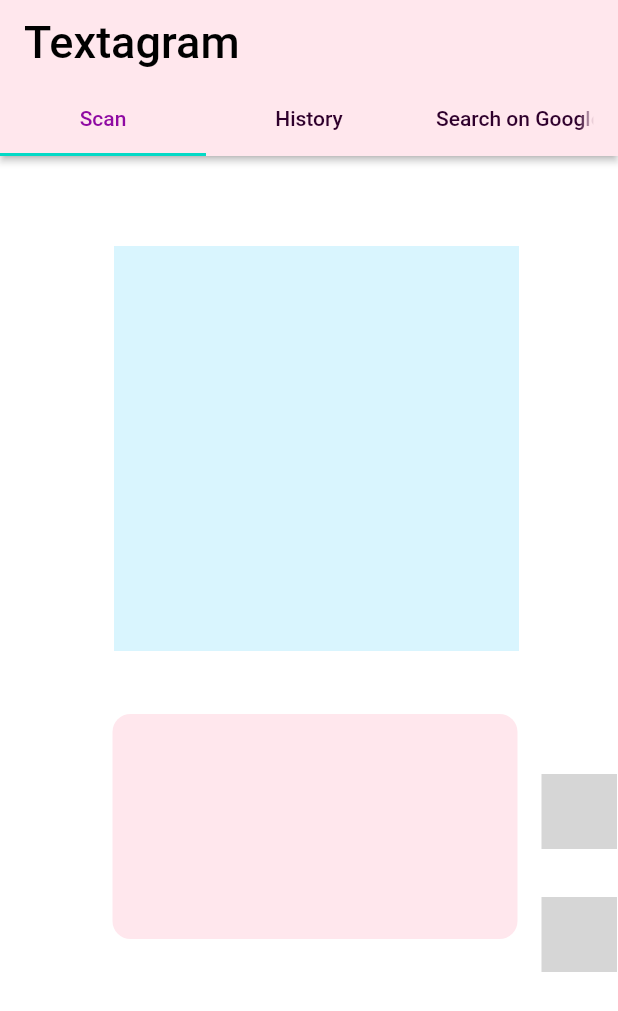
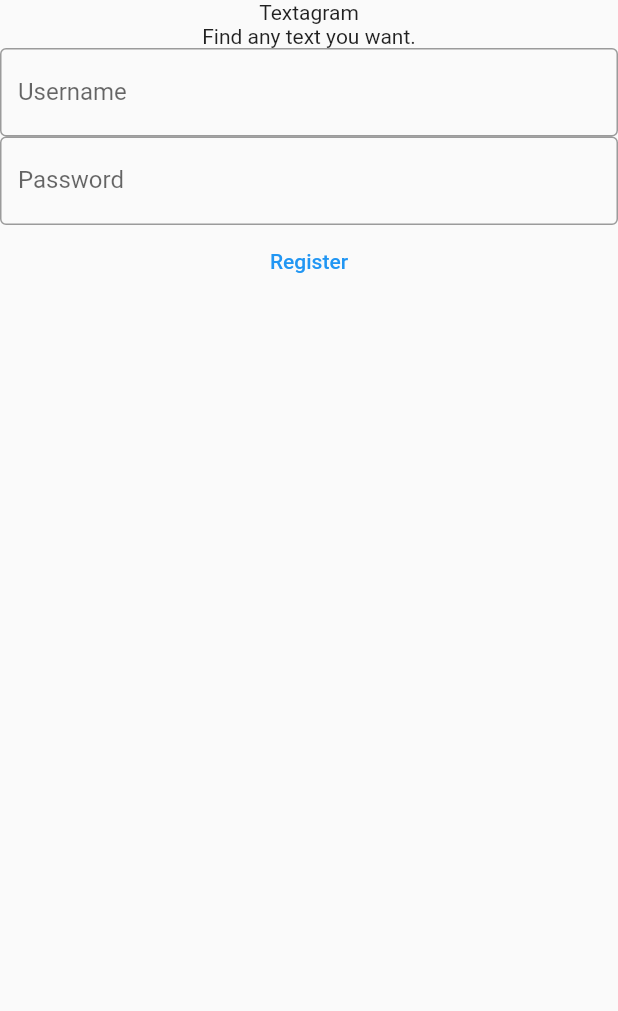
Before and after one commit to shibaniswaraj/textrecognizerapp, a Flutter app: the screen it shows after launch, on a phone screen of 412 x 824 dp. Shown: the top 1011 px of the screen. Run offline on Flutter 3.47's test engine with Material 2 defaults, Android fonts, the light colour scheme and no system bars; our stand-ins replace firebase_auth; missing offline and left inert: decorated_icon; accounts and stored records are empty; Roboto replaces fonts that are missing (RubikVinyl); project files that could hold a hidden picture were left out; grey boxes are pictures that could not be loaded.

Commit message:
added login page backend and frontend with google searching the text

```diff
--- /dev/null
+++ b/lib/authentication/auth.dart
@@ -0,0 +1,31 @@
+import "package:firebase_auth/firebase_auth.dart";
+
+class Auth {
+  //creating a firebase auth instance
+  final FirebaseAuth _firebaseAuth = FirebaseAuth.instance;
+  //The "?" in front of "User" means that it's a nullable type, meaning the type can be either an instance of the class or the value "null". This allows the developer to handle the case where the current user object is not available, e.g. when no user is currently signed in to the Firebase authentication instance. The "?" symbol is part of Dart's syntax for null safety, which helps prevent null reference errors in the code.
+  //getting the current user
+  User? get currentUser => _firebaseAuth.currentUser;
+
+  //For automatic login. We can have a stream to see when the user is logged in or logged out
+  Stream<User?> get authStateChanged => _firebaseAuth.authStateChanges();
+
+  //loggin in
+  Future<void> signInWithUsernameandPassword(
+      {required String email, required String password}) async {
+    await _firebaseAuth.signInWithEmailAndPassword(
+        email: email, password: password);
+  }
+
+  //Signing up
+  Future<void> createUserwithEmailandPassword(
+      {required String email, required String password}) async {
+    await _firebaseAuth.createUserWithEmailAndPassword(
+        email: email, password: password);
+  }
+
+  //Signing out
+  Future<void> signOut() async {
+    await _firebaseAuth.signOut();
+  }
+}
--- /dev/null
+++ b/lib/login.dart
@@ -0,0 +1,106 @@
+import 'package:firebase_auth/firebase_auth.dart';
+import "package:flutter/material.dart";
+// import 'package:textrecognizer/main.dart';
+import './authentication/auth.dart';
+import 'package:url_launcher/url_launcher.dart';
+import "./googleSearch.dart";
+
+TextEditingController nameController = TextEditingController();
+TextEditingController passwordController = TextEditingController();
+
+class Login extends StatelessWidget {
+  const Login({super.key});
+
+  @override
+  Widget build(BuildContext context) {
+    return MaterialApp(
+      home: Scaffold(
+        body: Column(children: [
+          CompanyTitle(),
+          TextInput(),
+          RegisterButton(),
+        ]),
+      ),
+    );
+  }
+}
+
+class CompanyTitle extends StatelessWidget {
+  const CompanyTitle({super.key});
+
+  @override
+  Widget build(BuildContext context) {
+    return Center(
+        child: Column(
+      children: [
+        const Text("Textagram"),
+        const Text("Find any text you want.")
+      ],
+    ));
+  }
+}
+
+class TextInput extends StatefulWidget {
+  @override
+  State<TextInput> createState() => _TextInputState();
+}
+
+class _TextInputState extends State<TextInput> {
+  @override
+  Widget build(BuildContext context) {
+    return Column(
+      children: [
+        TextField(
+          controller: nameController,
+          decoration: InputDecoration(
+              labelText: "Username", border: OutlineInputBorder()),
+        ),
+        TextField(
+          controller: passwordController,
+          decoration: InputDecoration(
+              labelText: "Password", border: OutlineInputBorder()),
+        )
+      ],
+    );
+  }
+}
+
+class RegisterButton extends StatefulWidget {
+  const RegisterButton({super.key});
+
+  @override
+  State<RegisterButton> createState() => _RegisterButtonState();
+}
+
+class _RegisterButtonState extends State<RegisterButton> {
+  String? errorMessage = "";
+
+  Future<void> createUserWithUsernameAndPassword() async {
+    try {
+      //signing up code
+      await Auth().createUserwithEmailandPassword(
+          email: nameController.text, password: passwordController.text);
+    } on FirebaseAuthException catch (e) {
+      setState(() {});
+    }
+  }
+
+  Widget _errorMessage() {
+    return Text(errorMessage == "" ? '' : "Error message : $errorMessage");
+  }
+
+  @override
+  Widget build(BuildContext context) {
+    return Column(
+      children: [
+        TextButton(
+          onPressed: () {
+            createUserWithUsernameAndPassword();
+          },
+          child: Text("Register"),
+        ),
+        _errorMessage()
+      ],
+    );
+  }
+}
--- a/lib/main.dart
+++ b/lib/main.dart
@@ -1,6 +1,9 @@
 import 'package:flutter/material.dart';
 import 'package:decorated_icon/decorated_icon.dart';
+import "./login.dart";
+import "./googleSearch.dart";
 
+//commented the ui code to test login page
 void main() {
   runApp(const MyApp());
 }
@@ -12,149 +15,152 @@
   @override
   Widget build(BuildContext context) {
     return MaterialApp(
-      theme: ThemeData(
-          colorScheme: ColorScheme.light().copyWith(
-            primary: Color(0xFFFFE7ED),
-          ),
-          scaffoldBackgroundColor: Colors.white //Color(0xFF11061B),
-          ),
-      home: DefaultTabController(
-        length: 3,
-        child: Scaffold(
-          appBar: AppBar(
-            //toolbarHeight: 140.0,
-            elevation: 2.0,
-            shadowColor: Colors.black,
-            title: Text(
-              "Textagram",
-              textAlign: TextAlign.left,
-              style: TextStyle(
-                  fontFamily: 'RubikVinyl',
-                  fontSize: 30.0,
-                  color: Colors.black),
-            ),
-            bottom: TabBar(
-              unselectedLabelColor: Color(0xFF2F002C),
-              labelColor: Color(0xFF8F09A2),
-              tabs: [
-                Tab(
-                  text: "Scan",
-                ),
-                Tab(
-                  text: "History",
+      //comment this code
 
-                  //style: TextStyle(color: Colors.black, fontSize: 20.0),
-                ),
-                Tab(
-                  text: "Search on Google",
-                )
-              ],
-            ),
-          ),
-          body: SafeArea(
-              child: Column(
-            //mainAxisAlignment: MainAxisAlignment.center,
-            children: <Widget>[
-              Center(
-                child: Container(
-                  //alignment: Alignment.center,
-                  margin: EdgeInsets.only(left: 10.0, top: 60.0),
-                  width: 270.0,
-                  height: 270.0,
-                  color: Color(0xFFD9F5FE),
-                ),
-              ),
-              SizedBox(
-                height: 20.0,
-              ),
-              Row(
-                children: [
-                  Container(
-                    width: 270.0,
-                    height: 150.0,
-                    // color: Color(0xFFFFE7ED),
-                    margin: EdgeInsets.only(left: 75.0),
-                    decoration: BoxDecoration(
-                        color: Color(0xFFFFE7ED),
-                        borderRadius: BorderRadius.circular(12.0)),
-                  ),
-                  /*SizedBox.expand(
-                    child: DraggableScrollableSheet(
-                      builder: (BuildContext context,
-                          ScrollController scrollController) {
-                        return Container(
-                          color: Color(0xFFD9F5FE),
-                          child: ListView.builder(
-                            controller: scrollController,
-                            itemCount: 25,
-                            itemBuilder: (BuildContext context, int index) {
-                              return ListTile(title: Text('Item $index'));
-                            },
-                          ),
-                        );
-                      },
-                    ),
-                  ),*/
-                  SizedBox(
-                    width: 16.0,
-                  ),
-                  Container(
-                    //alignment: Alignment.bottomRight,
-                    margin: EdgeInsets.only(top: 62.0),
-                    //height: 350.0,
-                    //width: 55.0,
-                    color: Colors.white, //Color(0xFFD9F5FE),
-                    //child: Column(
-                    //children: [
-                    child: Column(
-                      children: [
-                        DecoratedIcon(
-                          Icons.photo,
-                          color: Color(0xFFD9F5FE), //Colors.purple,
-                          size: 50.0,
-                          shadows: [
-                            BoxShadow(
-                              blurRadius: 42.0,
-                              color: Colors.black,
-                            ),
-                            BoxShadow(
-                              blurRadius: 12.0,
-                              color: Colors.white,
-                            ),
-                          ],
-                        ),
+      home: Login(),
+      // theme: ThemeData(
+      //     colorScheme: ColorScheme.light().copyWith(
+      //       primary: Color(0xFFFFE7ED),
+      //     ),
+      //     scaffoldBackgroundColor: Colors.white //Color(0xFF11061B),
+      //     ),
+      // home: DefaultTabController(
+      //   length: 3,
+      //   child: Scaffold(
+      //     appBar: AppBar(
+      //       //toolbarHeight: 140.0,
+      //       elevation: 2.0,
+      //       shadowColor: Colors.black,
+      //       title: Text(
+      //         "Textagram",
+      //         textAlign: TextAlign.left,
+      //         style: TextStyle(
+      //             fontFamily: 'RubikVinyl',
+      //             fontSize: 30.0,
+      //             color: Colors.black),
+      //       ),
+      //       bottom: TabBar(
+      //         unselectedLabelColor: Color(0xFF2F002C),
+      //         labelColor: Color(0xFF8F09A2),
+      //         tabs: [
+      //           Tab(
+      //             text: "Scan",
+      //           ),
+      //           Tab(
+      //             text: "History",
 
-                        /*Icon(
-                        Icons.photo,
-                        color: Colors.blueAccent,
-                      ),*/
-                        SizedBox(
-                          height: 32.0,
-                        ),
-                        DecoratedIcon(
-                          Icons.camera_alt,
-                          color: Color(0xFFD9F5FE),
-                          size: 50.0,
-                          shadows: [
-                            BoxShadow(
-                              blurRadius: 42.0,
-                              color: Colors.black,
-                            ),
-                            BoxShadow(
-                              blurRadius: 12.0,
-                              color: Colors.white,
-                            ),
-                          ],
-                        ),
-                      ],
-                    ),
-                  ),
-                ],
-              ),
-            ],
-          )),
-        ),
-      ),
+      //             //style: TextStyle(color: Colors.black, fontSize: 20.0),
+      //           ),
+      //           Tab(
+      //             text: "Search on Google",
+      //           )
+      //         ],
+      //       ),
+      //     ),
+      //     body: SafeArea(
+      //         child: Column(
+      //       //mainAxisAlignment: MainAxisAlignment.center,
+      //       children: <Widget>[
+      //         Center(
+      //           child: Container(
+      //             //alignment: Alignment.center,
+      //             margin: EdgeInsets.only(left: 10.0, top: 60.0),
+      //             width: 270.0,
+      //             height: 270.0,
+      //             color: Color(0xFFD9F5FE),
+      //           ),
+      //         ),
+      //         SizedBox(
+      //           height: 20.0,
+      //         ),
+      //         Row(
+      //           children: [
+      //             Container(
+      //               width: 270.0,
+      //               height: 150.0,
+      //               // color: Color(0xFFFFE7ED),
+      //               margin: EdgeInsets.only(left: 75.0),
+      //               decoration: BoxDecoration(
+      //                   color: Color(0xFFFFE7ED),
+      //                   borderRadius: BorderRadius.circular(12.0)),
+      //             ),
+      //             /*SizedBox.expand(
+      //               child: DraggableScrollableSheet(
+      //                 builder: (BuildContext context,
+      //                     ScrollController scrollController) {
+      //                   return Container(
+      //                     color: Color(0xFFD9F5FE),
+      //                     child: ListView.builder(
+      //                       controller: scrollController,
+      //                       itemCount: 25,
+      //                       itemBuilder: (BuildContext context, int index) {
+      //                         return ListTile(title: Text('Item $index'));
+      //                       },
+      //                     ),
+      //                   );
+      //                 },
+      //               ),
+      //             ),*/
+      //             SizedBox(
+      //               width: 16.0,
+      //             ),
+      //             Container(
+      //               //alignment: Alignment.bottomRight,
+      //               margin: EdgeInsets.only(top: 62.0),
+      //               //height: 350.0,
+      //               //width: 55.0,
+      //               color: Colors.white, //Color(0xFFD9F5FE),
+      //               //child: Column(
+      //               //children: [
+      //               child: Column(
+      //                 children: [
+      //                   DecoratedIcon(
+      //                     Icons.photo,
+      //                     color: Color(0xFFD9F5FE), //Colors.purple,
+      //                     size: 50.0,
+      //                     shadows: [
+      //                       BoxShadow(
+      //                         blurRadius: 42.0,
+      //                         color: Colors.black,
+      //                       ),
+      //                       BoxShadow(
+      //                         blurRadius: 12.0,
+      //                         color: Colors.white,
+      //                       ),
+      //                     ],
+      //                   ),
+
+      //                   /*Icon(
+      //                   Icons.photo,
+      //                   color: Colors.blueAccent,
+      //                 ),*/
+      //                   SizedBox(
+      //                     height: 32.0,
+      //                   ),
+      //                   DecoratedIcon(
+      //                     Icons.camera_alt,
+      //                     color: Color(0xFFD9F5FE),
+      //                     size: 50.0,
+      //                     shadows: [
+      //                       BoxShadow(
+      //                         blurRadius: 42.0,
+      //                         color: Colors.black,
+      //                       ),
+      //                       BoxShadow(
+      //                         blurRadius: 12.0,
+      //                         color: Colors.white,
+      //                       ),
+      //                     ],
+      //                   ),
+      //                 ],
+      //               ),
+      //             ),
+      //           ],
+      //         ),
+      //       ],
+      //     )),
+      //   ),
+      // ),
     );
   }
 }
--- a/pubspec.yaml
+++ b/pubspec.yaml
@@ -35,6 +35,9 @@
   # Use with the CupertinoIcons class for iOS style icons.
   cupertino_icons: ^1.0.2
   decorated_icon: ^1.2.1
+  firebase_core: ^2.4.1
+  firebase_auth: ^4.2.5
+  url_launcher: ^6.1.9
 
 dev_dependencies:
   flutter_test:
```
Also changed, not shown: lib/googleSearch.dart (added, +21 -0 lines), pubspec.lock, 66 other files.
